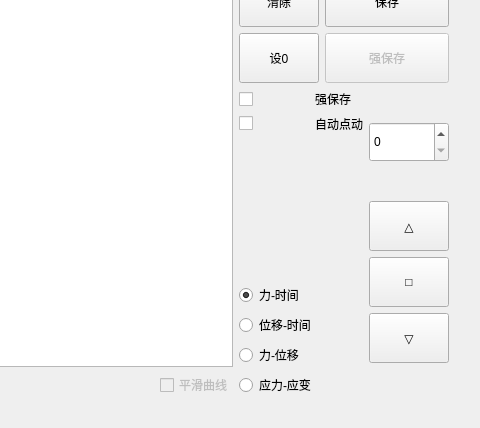
This is testwidget.ui in Mr-tang0/TCP-basedmaterial-tensile-testing-machine-control-system as Qt 5 draws it before an edit; both pictures show x 770 to 1250 and y 372 to 800 of the 1250 by 800 pixel window. The edited form follows.
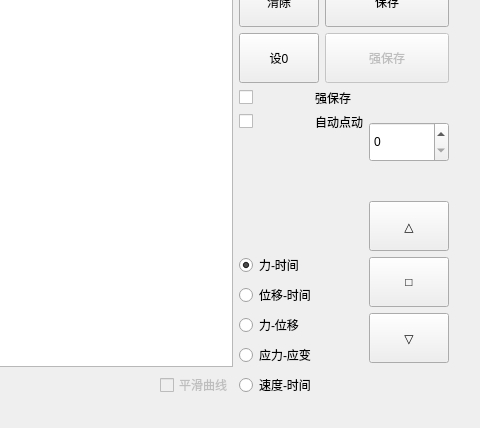
This is the edited form. Custom widgets are drawn as their Qt base class.

The edit to the form file:
```diff
--- a/testwidget.ui
+++ b/testwidget.ui
@@ -287,7 +287,7 @@
       </layout>
      </item>
      <item>
-      <layout class="QVBoxLayout" name="verticalLayout_15">
+      <layout class="QVBoxLayout" name="verticalLayout_15" stretch="0,0">
        <item>
         <layout class="QVBoxLayout" name="verticalLayout_14">
          <item>
@@ -461,7 +461,7 @@
                 </size>
                </property>
                <property name="text">
-                <string> </string>
+                <string/>
                </property>
               </widget>
              </item>
@@ -565,6 +565,16 @@
                </property>
               </widget>
              </item>
+             <item>
+              <widget class="QRadioButton" name="radioButton_speedTotime">
+               <property name="styleSheet">
+                <string notr="true">font: 10pt &quot;黑体&quot;;</string>
+               </property>
+               <property name="text">
+                <string>速度-时间</string>
+               </property>
+              </widget>
+             </item>
             </layout>
            </item>
           </layout>
```
